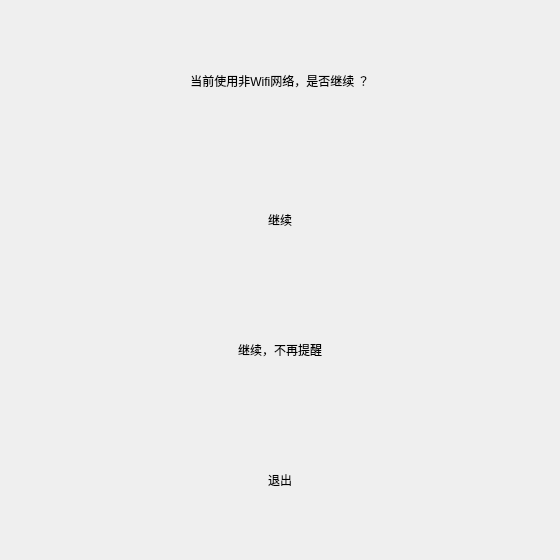
Before: the Qt Designer form src/XMusic/networkTipDlg.ui in 1028417/XMusic, drawn with Qt 5.
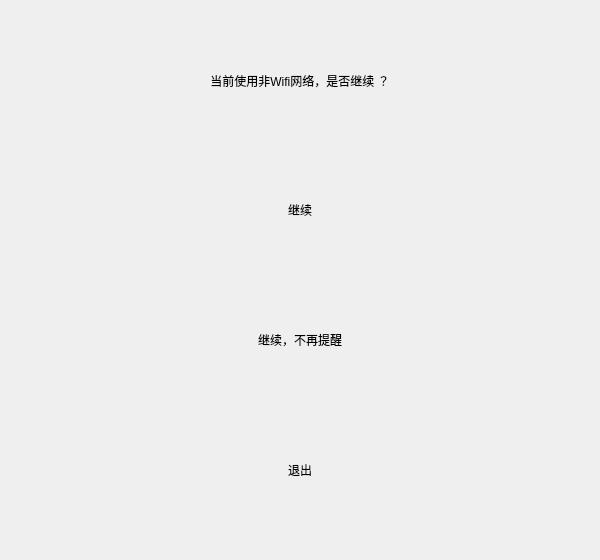
After: the same form once the commit is applied. Custom widgets are drawn as their Qt base class.

What changed in the file:
```diff
--- a/src/XMusic/networkTipDlg.ui
+++ b/src/XMusic/networkTipDlg.ui
@@ -6,7 +6,7 @@
    <rect>
     <x>0</x>
     <y>0</y>
-    <width>560</width>
+    <width>600</width>
     <height>560</height>
    </rect>
   </property>
@@ -16,7 +16,7 @@
   <widget class="CLabel" name="labelTip">
    <property name="geometry">
     <rect>
-     <x>30</x>
+     <x>50</x>
      <y>40</y>
      <width>500</width>
      <height>81</height>
@@ -32,8 +32,8 @@
   <widget class="CLabel" name="labelContinue">
    <property name="geometry">
     <rect>
-     <x>30</x>
-     <y>180</y>
+     <x>50</x>
+     <y>170</y>
      <width>500</width>
      <height>80</height>
     </rect>
@@ -48,8 +48,8 @@
   <widget class="CLabel" name="labelNeverWarn">
    <property name="geometry">
     <rect>
-     <x>30</x>
-     <y>310</y>
+     <x>50</x>
+     <y>300</y>
      <width>500</width>
      <height>80</height>
     </rect>
@@ -64,8 +64,8 @@
   <widget class="CLabel" name="labelExit">
    <property name="geometry">
     <rect>
-     <x>30</x>
-     <y>440</y>
+     <x>50</x>
+     <y>430</y>
      <width>500</width>
      <height>80</height>
     </rect>
```
